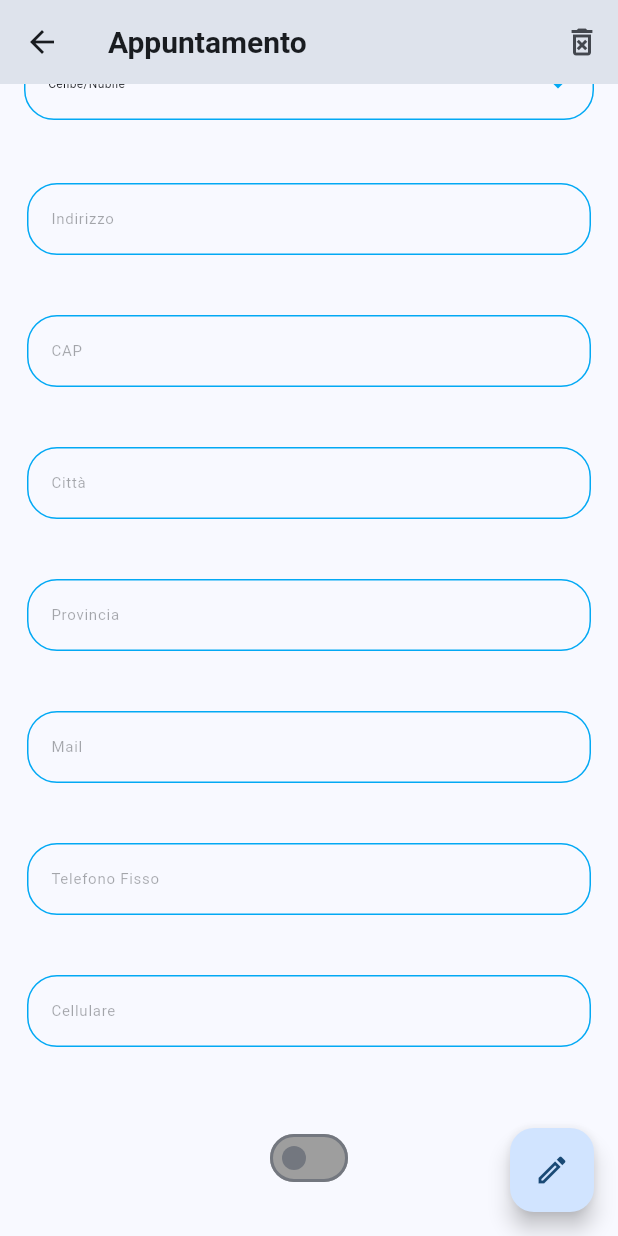
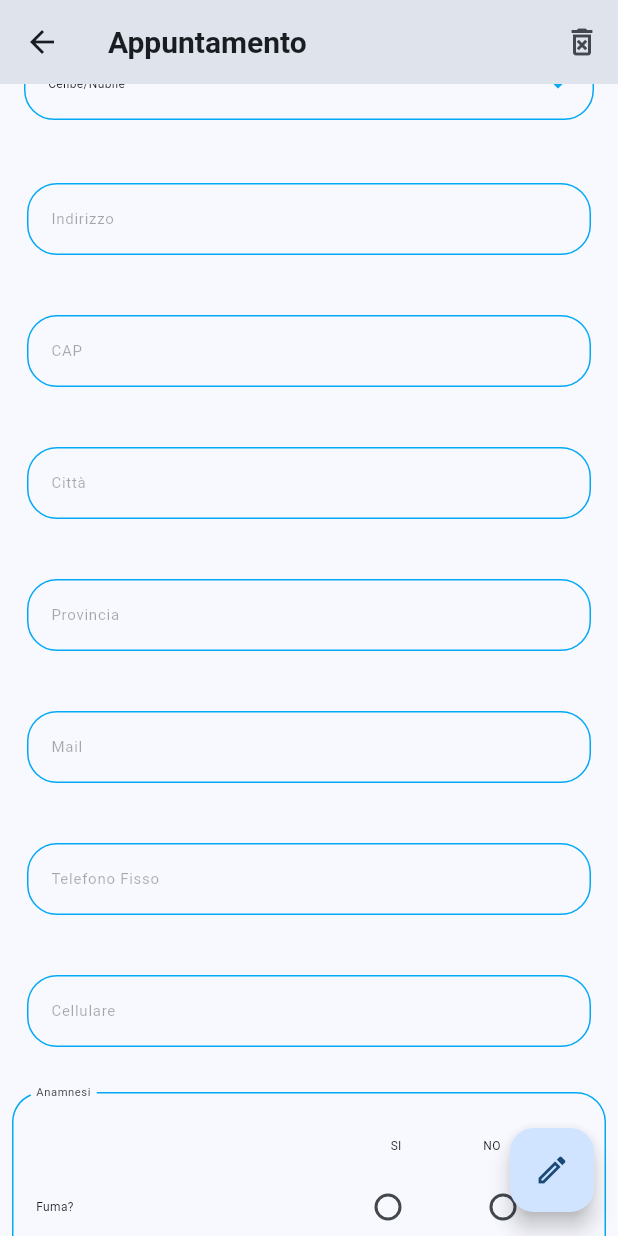
Before and after one commit to Marcko1288/BeuMed, a Flutter app: the Det_UserView screen opened directly, scrolled down 568 dp, on a phone screen of 412 x 824 dp. Run offline on Flutter 3.47's test engine with Material 3 defaults, Android fonts, the phone set to English and light mode, and no system bars; drawn by our look-alikes of dropdown_search; our stand-ins replace cloud_firestore, firebase_auth, firebase_core, form_builder_validators; missing offline and left inert: dart:html; accounts and stored records are empty; statements that could not run were skipped.

Commit message:
Gestione Anamnesi

```diff
--- a/lib/View/Det_User.dart
+++ b/lib/View/Det_User.dart
@@ -47,19 +47,19 @@ class _Det_UserViewState extends State<Det_UserView> {
 
   late SelectionStatoCivile stato_civile = SelectionStatoCivile.S1;
 
-  late bool type_1 = false;
-  late bool type_2 = false;
-  late bool type_3 = false;
-  late bool type_4 = false;
-  late bool type_5 = false;
-  late bool type_6 = false;
-  late bool type_7 = false;
-  late bool type_8 = false;
-  late bool type_9 = false;
-  late bool type_10 = false;
-  late bool type_11 = false;
-  late bool type_12 = false;
-  late String? type_13;
+  bool? type_1;
+  bool? type_2;
+  bool? type_3;
+  bool? type_4;
+  bool? type_5;
+  bool? type_6;
+  bool? type_7;
+  bool? type_8;
+  bool? type_9;
+  bool? type_10;
+  bool? type_11;
+  bool? type_12;
+  String? type_13;
 
   late SelectionProfile profilo = SelectionProfile.paziente;
 
@@ -341,23 +341,84 @@ class _Det_UserViewState extends State<Det_UserView> {
     var master = Provider.of<Master>(context, listen: false);
     var size = MediaQuery.of(context).size;
 
-    return GridView.count(
+    return InputDecorator(
+      decoration: InputDecoration(
+        labelText: "Anamnesi",
+        focusedBorder: defaultBorder(master.theme(size).primaryColor),
+        enabledBorder: defaultBorder(master.theme(size).primaryColor),
+        disabledBorder: defaultBorder(master.theme(size).primaryColor),
+        focusedErrorBorder: defaultBorder(master.theme(size).primaryColor),
+        errorBorder: defaultBorder(master.theme(size).primaryColor),
+      ),
+      child: GridView.count(
           shrinkWrap: true,
-        crossAxisCount: master.crossGrid(size),
+          crossAxisCount: 2,
           childAspectRatio: master.childGrid(size),
           children: [
-          Switch(
-            value: type_1,
+            Container(),
+            Row(
+              mainAxisAlignment: MainAxisAlignment.spaceEvenly,
+              crossAxisAlignment: CrossAxisAlignment.center,
+              children: [Text('SI'), Text('NO')],
+            ),
+            Container(
+              alignment: Alignment.centerLeft,
+              child: Text('Fuma?'),
+            ),
+            Row(
+              mainAxisAlignment: MainAxisAlignment.spaceEvenly,
+              crossAxisAlignment: CrossAxisAlignment.center,
+              children: [
+                Radio(
+                  value: true,
+                  groupValue: type_1,
                   onChanged: (value) {
                     setState(() {
                       type_1 = value;
                     });
                   },
-            activeColor: Colors.blue, // Colore quando è attivo
-            inactiveTrackColor:
-                Colors.grey, // Colore della traccia quando è inattivo
                 ),
-        ]);
+                Radio(
+                  value: false,
+                  groupValue: type_1,
+                  onChanged: (value) {
+                    setState(() {
+                      type_1 = value;
+                    });
+                  },
+                ),
+              ],
+            ),
+            Container(
+              alignment: Alignment.centerLeft,
+              child: Text('Beve alcolici? (vino, birra, superalcolici…)'),
+            ),
+            Row(
+              mainAxisAlignment: MainAxisAlignment.spaceEvenly,
+              crossAxisAlignment: CrossAxisAlignment.center,
+              children: [
+                Radio(
+                  value: true,
+                  groupValue: type_2,
+                  onChanged: (value) {
+                    setState(() {
+                      type_2 = value!;
+                    });
+                  },
+                ),
+                Radio(
+                  value: false,
+                  groupValue: type_2,
+                  onChanged: (value) {
+                    setState(() {
+                      type_2 = value!;
+                    });
+                  },
+                ),
+              ],
+            ),
+          ]),
+    );
   }
 
   void refreshDate() {
```
Lines whose indentation alone changed are shown as unchanged.
